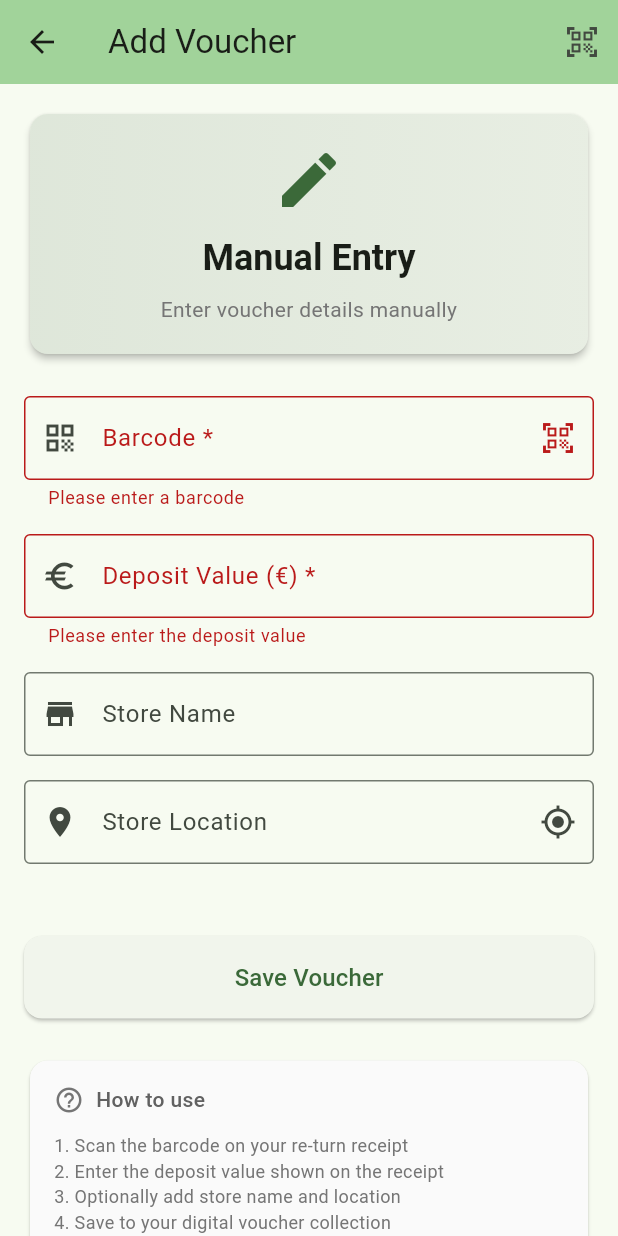
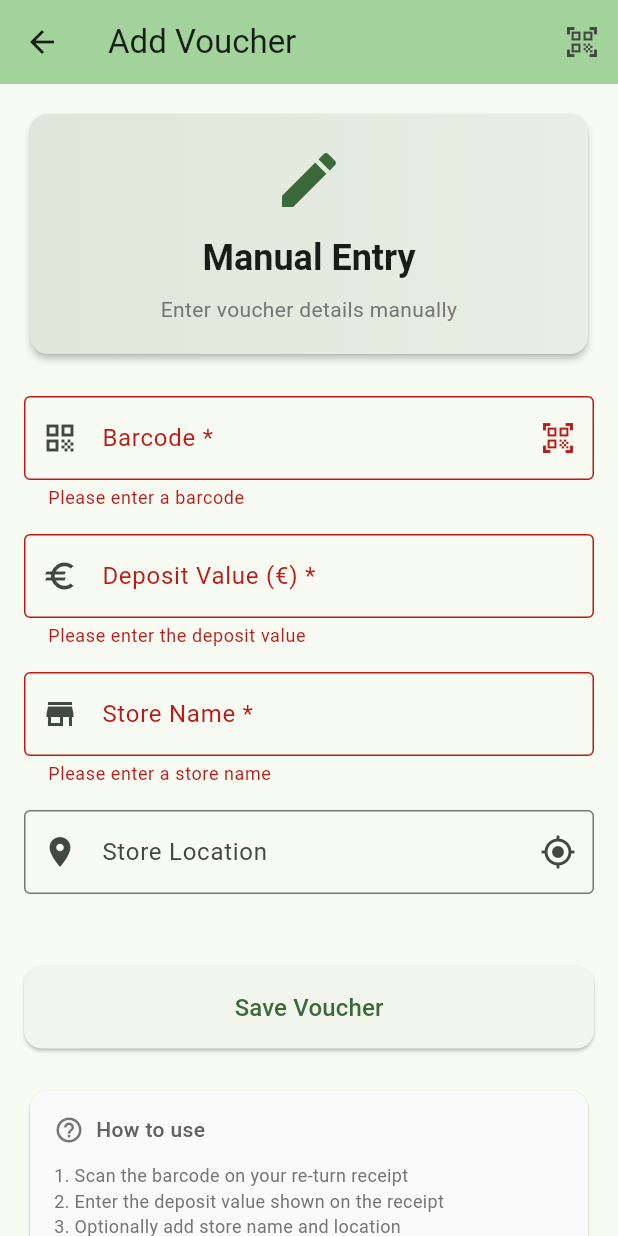
Before and after one commit to EPICOMI/re_turn_app, a Flutter app: the ScanScreen screen opened directly, after a tap on "Scan Barcode", after a tap on "Save Voucher", on a phone screen of 412 x 824 dp. Run offline on Flutter 3.47's test engine with Material 3 defaults, Android fonts, the phone set to English and light mode, and no system bars; our stand-ins replace barcode_widget, geocoding, geolocator, image_picker, sqflite, sqflite_common_ffi; missing offline and left inert: flutter_barcode_scanner; accounts and stored records are empty.

Commit message:
Making Store Name required in manual entry so that we can filter through them.

```diff
--- a/lib/models/voucher.dart
+++ b/lib/models/voucher.dart
@@ -2,7 +2,7 @@ class Voucher {
   final int? id;
   final String barcode;
   final double depositValue;
-  final String? storeName;
+  final String storeName;
   final String? storeLocation;
   final DateTime dateCreated;
   final bool isUsed;
@@ -14,7 +14,7 @@ class Voucher {
     this.id,
     required this.barcode,
     required this.depositValue,
-    this.storeName,
+    required this.storeName,
     this.storeLocation,
     required this.dateCreated,
     this.isUsed = false,
@@ -45,7 +45,7 @@ class Voucher {
       id: json['id'] as int?,
       barcode: json['barcode'] as String,
       depositValue: json['deposit_value'] as double,
-      storeName: json['store_name'] as String?,
+      storeName: json['store_name'] as String,
       storeLocation: json['store_location'] as String?,
       dateCreated: DateTime.parse(json['date_created'] as String),
       isUsed: (json['is_used'] as int) == 1,
--- a/lib/screens/scan_screen.dart
+++ b/lib/screens/scan_screen.dart
@@ -184,11 +184,17 @@ class _ScanScreenState extends State<ScanScreen> {
                     TextFormField(
                       controller: _storeNameController,
                       decoration: const InputDecoration(
-                        labelText: 'Store Name',
+                        labelText: 'Store Name *',
                         hintText: 'e.g., Lidl, Tesco, SuperValu',
                         prefixIcon: Icon(Icons.store),
                         border: OutlineInputBorder(),
                       ),
+                      validator: (value) {
+                        if (value == null || value.isEmpty) {
+                          return 'Please enter a store name';
+                        }
+                        return null;
+                      },
                     ),
                     const SizedBox(height: 16),
 
@@ -476,9 +482,7 @@ class _ScanScreenState extends State<ScanScreen> {
 
     final barcode = _barcodeController.text.trim();
     final depositValue = double.parse(_depositController.text.trim());
-    final storeName = _storeNameController.text.trim().isEmpty
-        ? null
-        : _storeNameController.text.trim();
+    final storeName = _storeNameController.text.trim();
     final storeLocation = _storeLocationController.text.trim().isEmpty
         ? null
         : _storeLocationController.text.trim();
```
